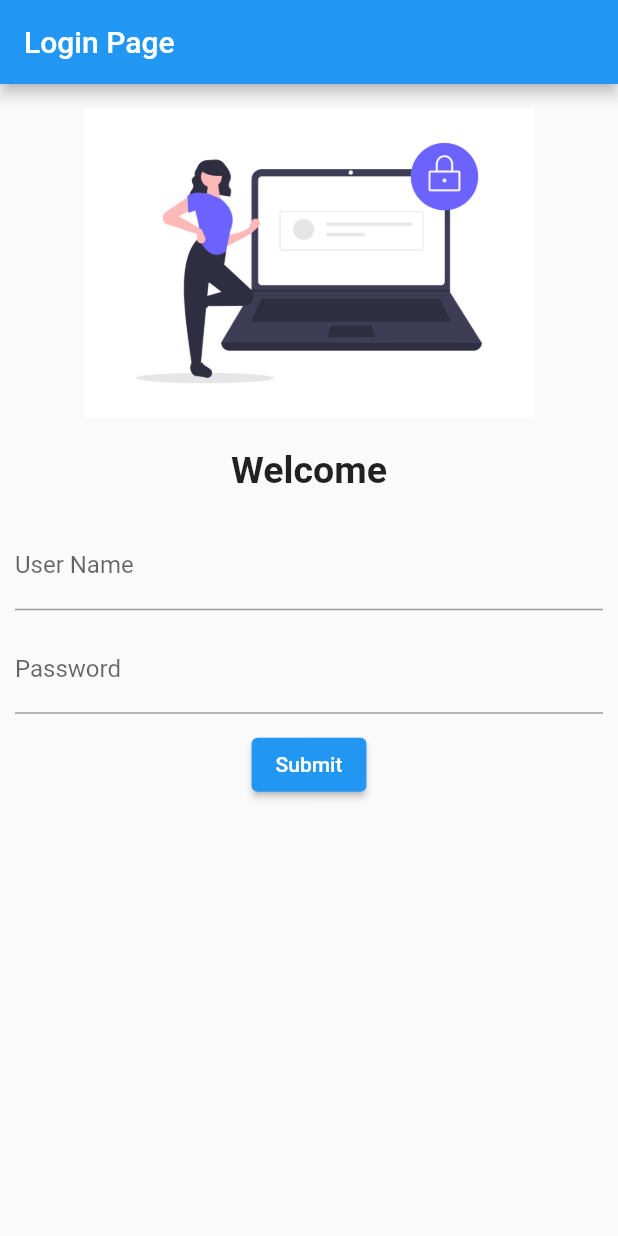
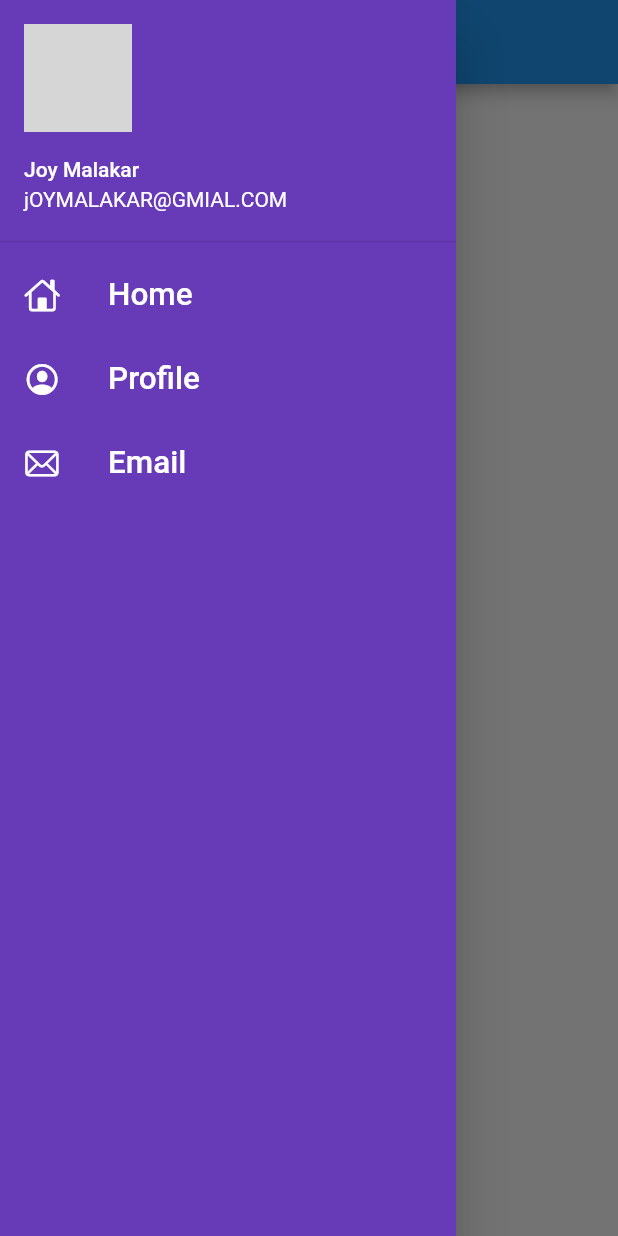
Before and after one commit to JOYMALAKAR7/30daysOfFlutter, a Flutter app: the screen it shows after launch, with the side drawer open (before the commit the screen has no drawer), on a phone screen of 412 x 824 dp. Run offline on Flutter 3.47's test engine with Material 2 defaults, Android fonts, the phone set to English and light mode, and no system bars; network calls fail; grey boxes are pictures that could not be loaded.

Commit message:
Days 9 has completed

```diff
--- a/lib/home_page.dart
+++ b/lib/home_page.dart
@@ -1,5 +1,6 @@
-
+import 'package:days30_tutorial/widgets/drawer.dart';
 import 'package:flutter/cupertino.dart';
+import 'package:flutter/material.dart';
 
 class Home_Page extends StatefulWidget {
   const Home_Page({Key? key}) : super(key: key);
@@ -11,6 +12,14 @@ class Home_Page extends StatefulWidget {
 class _Home_PageState extends State<Home_Page> {
   @override
   Widget build(BuildContext context) {
-    return Container();
+    return Scaffold(
+      appBar: AppBar(title: Text("Catalog App")),
+      body: Center(
+        child: Container(
+          child: Text("Welcome to My Home Page"),
+        ),
+      ),
+      drawer: Mydrawer(),
+    );
   }
 }
--- a/lib/main.dart
+++ b/lib/main.dart
@@ -1,12 +1,10 @@
-
 import 'package:days30_tutorial/Login_Page%5D.dart';
 import 'package:days30_tutorial/home_page.dart';
 import 'package:flutter/cupertino.dart';
 import 'package:flutter/material.dart';
 
-
-void main(){
-runApp(myapp());
+void main() {
+  runApp(myapp());
 }
 
 class myapp extends StatelessWidget {
@@ -15,15 +13,12 @@ class myapp extends StatelessWidget {
   @override
   Widget build(BuildContext context) {
     return MaterialApp(
-theme: ThemeData(
-  primarySwatch: Colors.blue,
-
-),
-themeMode:ThemeMode.light ,
-darkTheme: ThemeData(brightness: Brightness.dark),
-routes: {
-        "/":((context) => Login_Page())
-},
+      theme: ThemeData(
+        primarySwatch: Colors.blue,
+      ),
+      themeMode: ThemeMode.light,
+      darkTheme: ThemeData(brightness: Brightness.dark),
+      routes: {"/": ((context) => Home_Page())},
     );
   }
 }
--- /dev/null
+++ b/lib/widgets/drawer.dart
@@ -0,0 +1,47 @@
+import 'package:flutter/cupertino.dart';
+import 'package:flutter/material.dart';
+
+class Mydrawer extends StatelessWidget {
+  const Mydrawer({Key? key}) : super(key: key);
+
+  @override
+  Widget build(BuildContext context) {
+    final imageurl = "http://wbjssk.emri.in:7777/wbit/image/msg/greetings.png";
+    return Drawer(
+      child: Container(
+        color: Colors.deepPurple,
+        child: ListView(
+          children: [
+            DrawerHeader(
+              padding: EdgeInsets.zero,
+              child: UserAccountsDrawerHeader(
+                  decoration: BoxDecoration(color: Colors.deepPurple),
+                  margin: EdgeInsets.zero,
+                  accountName: Text("Joy Malakar"),
+                  accountEmail: const Text("jOYMALAKAR@GMIAL.COM"),
+                  currentAccountPicture: CircleAvatar(
+                    backgroundImage: NetworkImage(imageurl),
+                  )),
+            ),
+            ListTile(
+              leading: Icon(CupertinoIcons.home, color: Colors.white),
+              title: Text("Home",
+                  style: TextStyle(color: Colors.white), textScaleFactor: 1.5),
+            ),
+            ListTile(
+              leading:
+                  Icon(CupertinoIcons.profile_circled, color: Colors.white),
+              title: Text("Profile",
+                  style: TextStyle(color: Colors.white), textScaleFactor: 1.5),
+            ),
+            ListTile(
+              leading: Icon(CupertinoIcons.mail, color: Colors.white),
+              title: Text("Email",
+                  style: TextStyle(color: Colors.white), textScaleFactor: 1.5),
+            )
+          ],
+        ),
+      ),
+    );
+  }
+}
```
Also changed, not shown: 1 other file.
